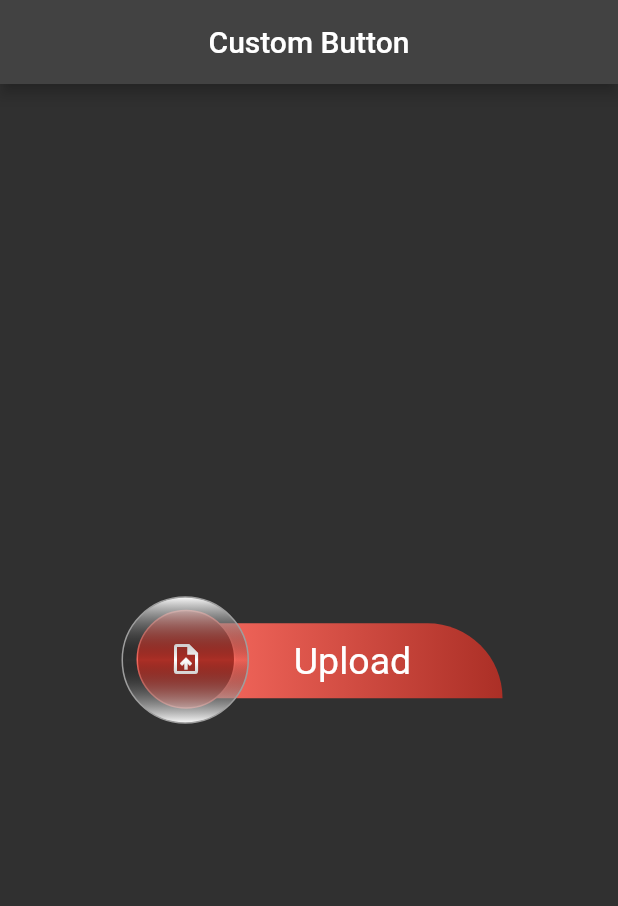
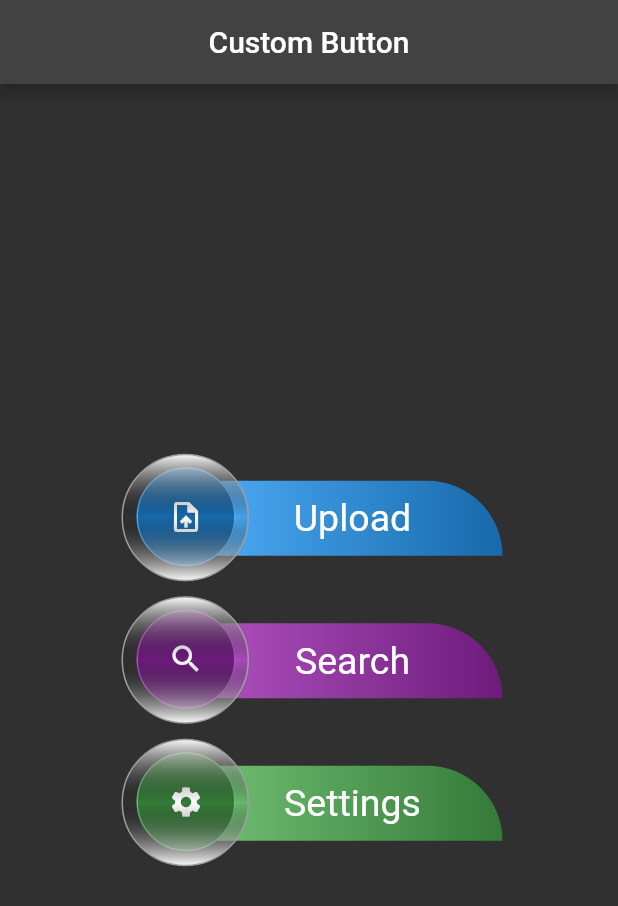
Before and after one commit to DoomHopes/custom_button, a Flutter app: the screen it shows after launch, on a phone screen of 412 x 824 dp. Shown: the top 906 px of the screen. Run offline on Flutter 3.47's test engine with Material 2 defaults, Android fonts, the phone set to English and light mode, and no system bars.

Commit message:
some fix

```diff
--- a/lib/main.dart
+++ b/lib/main.dart
@@ -19,14 +19,34 @@ class MyApp extends StatelessWidget {
             title: const Text('Custom Button'),
             centerTitle: true,
           ),
-        body: const Center(
-          child: CustomButton(
+          body: Center(
+            child: Column(
+              mainAxisAlignment: MainAxisAlignment.center,
+              children: const <Widget>[
+                CustomButton(
                   text: 'Upload',
                   icon: Icon(Icons.upload_file),
-            color: Colors.red,
+                  color: Colors.blue,
                 ),
+                SizedBox(
+                  height: 10,
                 ),
+                CustomButton(
+                  text: 'Search',
+                  icon: Icon(Icons.search),
+                  color: Colors.purple,
                 ),
+                SizedBox(
+                  height: 10,
+                ),
+                CustomButton(
+                  text: 'Settings',
+                  icon: Icon(Icons.settings),
+                  color: Colors.green,
+                ),
+              ],
+            ),
+          )),
     );
   }
 }
```
Lines whose indentation alone changed are shown as unchanged.
